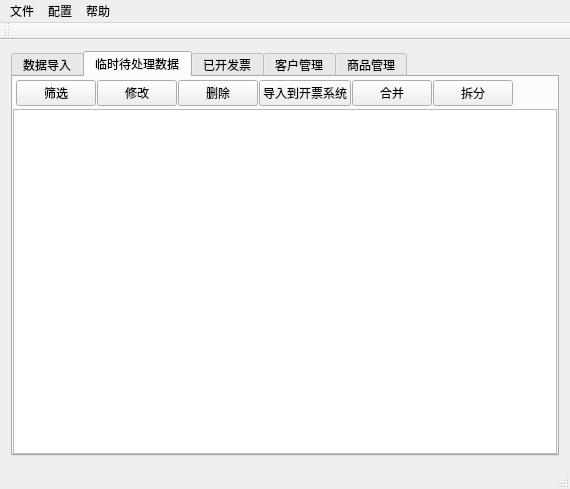
Before: the Qt Designer form src/invoice/gui/mainwindow.ui in lcw2004/fapiao, drawn with Qt 5.
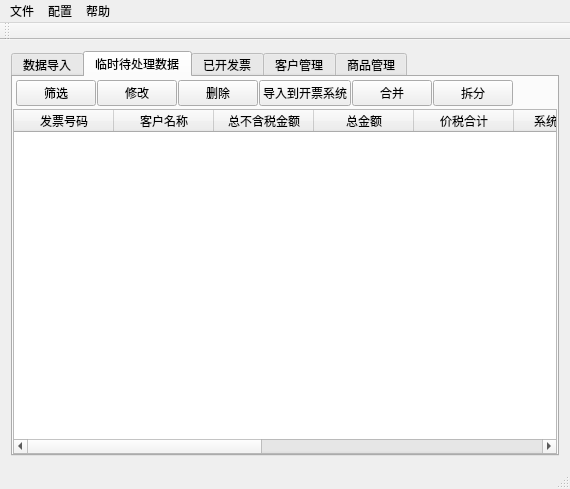
After: the same form once the commit is applied. Icons and pictures are not drawn.

Commit message: 修改UI，完成查询

```diff
--- a/src/invoice/gui/mainwindow.ui
+++ b/src/invoice/gui/mainwindow.ui
@@ -252,7 +252,69 @@
          </layout>
         </item>
         <item>
-         <widget class="QTableWidget" name="invoiceTableWidget"/>
+         <widget class="QTableWidget" name="invoiceTableWidget">
+          <property name="rowCount">
+           <number>0</number>
+          </property>
+          <property name="columnCount">
+           <number>11</number>
+          </property>
+          <column>
+           <property name="text">
+            <string>发票号码</string>
+           </property>
+          </column>
+          <column>
+           <property name="text">
+            <string>客户名称</string>
+           </property>
+          </column>
+          <column>
+           <property name="text">
+            <string>总不含税金额</string>
+           </property>
+          </column>
+          <column>
+           <property name="text">
+            <string>总金额</string>
+           </property>
+          </column>
+          <column>
+           <property name="text">
+            <string>价税合计</string>
+           </property>
+          </column>
+          <column>
+           <property name="text">
+            <string>系统流水号</string>
+           </property>
+          </column>
+          <column>
+           <property name="text">
+            <string>客户代码</string>
+           </property>
+          </column>
+          <column>
+           <property name="text">
+            <string>客户税号</string>
+           </property>
+          </column>
+          <column>
+           <property name="text">
+            <string>客户地址</string>
+           </property>
+          </column>
+          <column>
+           <property name="text">
+            <string>客户开户行账号</string>
+           </property>
+          </column>
+          <column>
+           <property name="text">
+            <string>备注</string>
+           </property>
+          </column>
+         </widget>
         </item>
        </layout>
       </widget>
```
Left out of the diff: 17 changed lines with no effect on the pictures. The commit also changes 2 other files.
